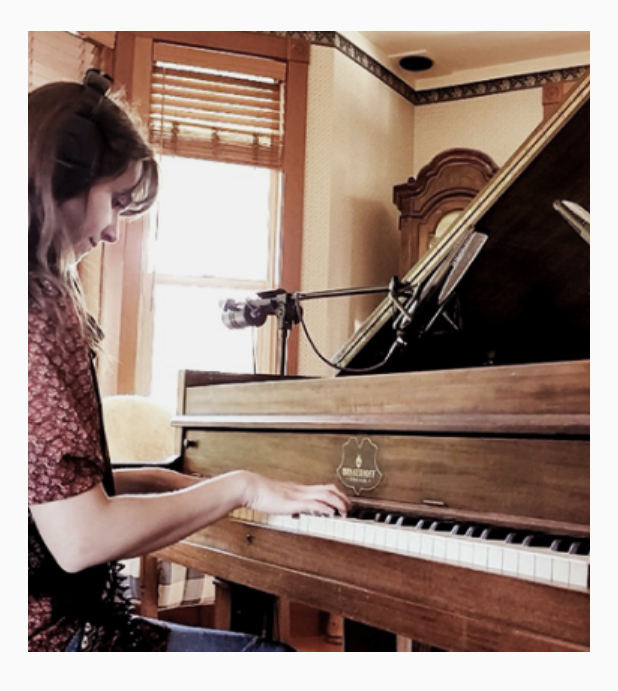
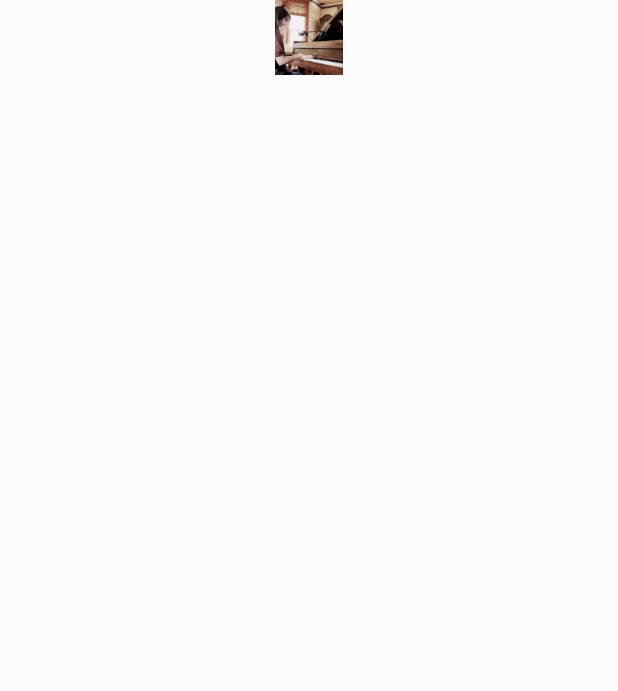
Before and after one commit to abhimanyu-worksdelight/daily_reach, a Flutter app: the screen it shows after launch, on a phone screen of 412 x 824 dp. Shown: the top 691 px of the screen. Run offline on Flutter 3.47's test engine with Material 2 defaults, Android fonts, the phone set to English and light mode, and no system bars.

Commit message:
added image

```diff
--- a/lib/main.dart
+++ b/lib/main.dart
@@ -32,7 +32,7 @@ class _HomePage extends State<HomePage> {
     return Scaffold(
       body: Container(
         width: MediaQuery.of(context).size.width,
-        child: Image.asset('assets/images/Rectangle.png'),
+        child: Image.asset('assets/images/Rectangle.png',height: 50,width:50,),
       ),
     );
   }
```
